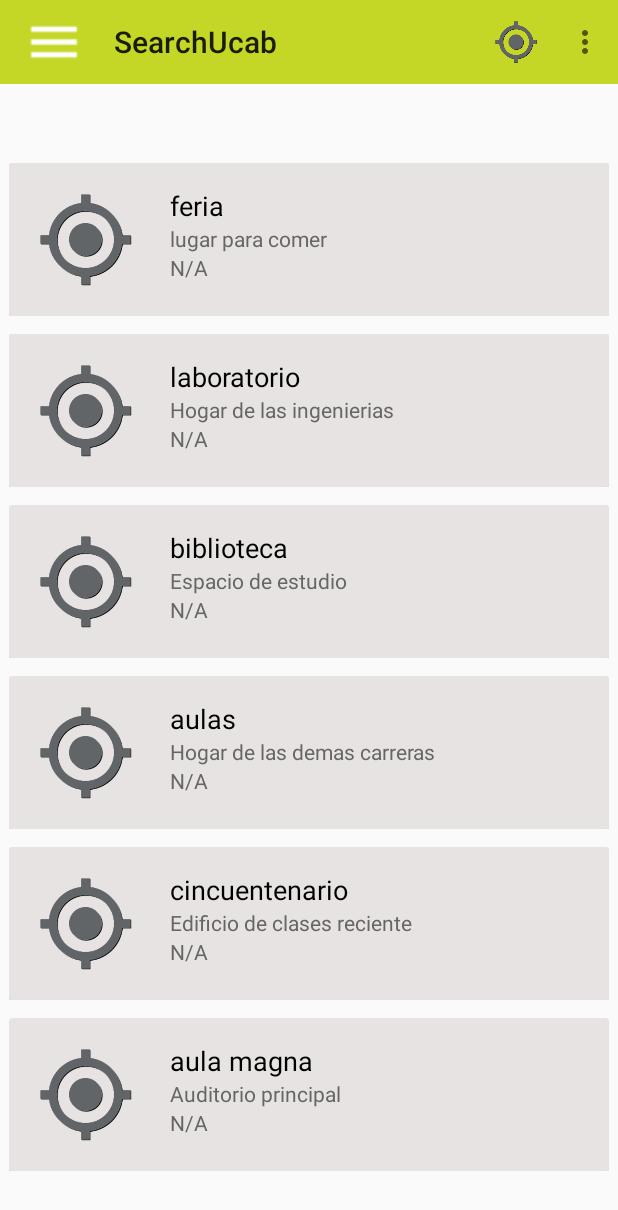
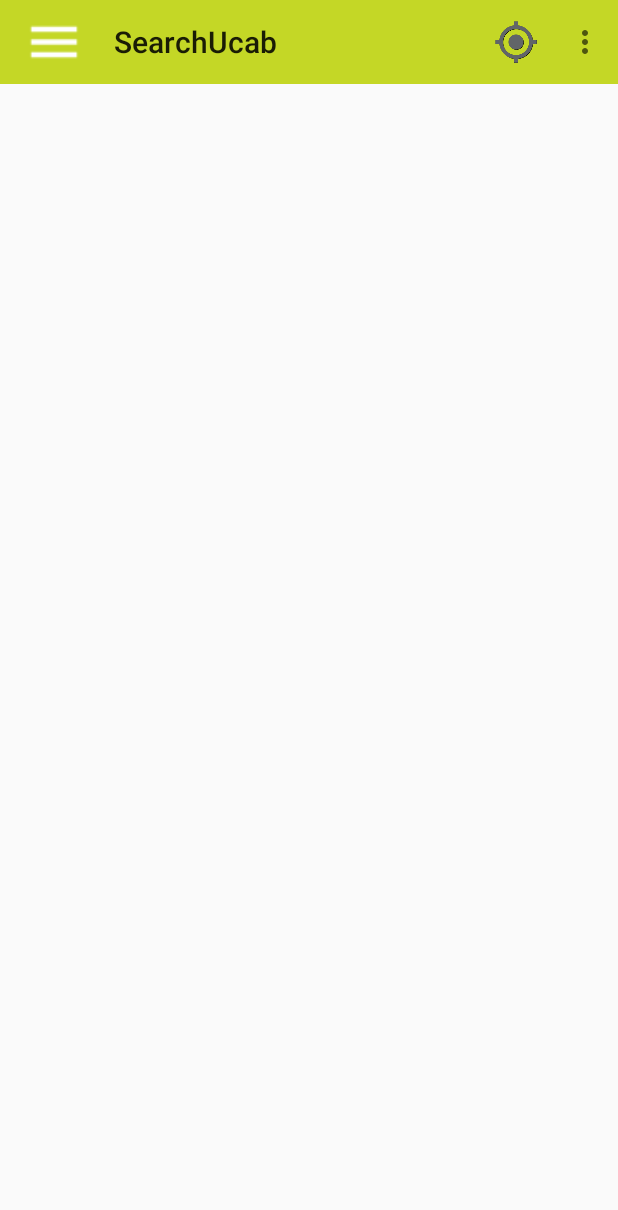
Before and after one commit to svillami/SanTed, an Android app: the screen it shows after launch (MenuPrincipal), on a phone screen of 412 x 824 dp. Shown: the top 1210 px of the screen. Run offline under Robolectric (Android 15) with nearby library versions, the phone set to English and light mode, and no system bars.

Commit message:
Modificación
Se cambia un detalle para evitar que se solapen los fragmentos

```diff
--- a/SearchUcab/app/src/main/java/santed/com/searchucab/Buscador.java
+++ b/SearchUcab/app/src/main/java/santed/com/searchucab/Buscador.java
@@ -35,7 +35,7 @@ public class Buscador extends Fragment {
     public View onCreateView(LayoutInflater inflater, ViewGroup container, Bundle savedInstanceState)
     {
         View vista;
-        vista = inflater.inflate(R.layout.fragment_lugar, container);
+        vista = inflater.inflate(R.layout.fragment_lugar, container,false);
 
         rvBuscador = (RecyclerView) vista.findViewById(R.id.lista_lugar);
 
--- a/SearchUcab/app/src/main/java/santed/com/searchucab/MenuPrincipal.java
+++ b/SearchUcab/app/src/main/java/santed/com/searchucab/MenuPrincipal.java
@@ -1,5 +1,6 @@
 package santed.com.searchucab;
 
+import android.app.FragmentTransaction;
 import android.content.Context;
 import android.content.Intent;
 
@@ -63,6 +64,7 @@ public class MenuPrincipal extends AppCompatActivity {
                         Toast toast = Toast.makeText(context, text, duration);
                         toast.show();
 
+                        updateDisplay(new Buscador());
                         break;
 
                     case R.id.RA3D:
@@ -77,6 +79,9 @@ public class MenuPrincipal extends AppCompatActivity {
 
                     case R.id.guia:
                         //Opcion que levanta el buscador y por ende la RA
+
+
+
                         updateDisplay(new guia_de_uso());
                         break;
 
--- a/SearchUcab/app/src/main/res/layout/activity_menu_principal.xml
+++ b/SearchUcab/app/src/main/res/layout/activity_menu_principal.xml
@@ -21,14 +21,6 @@
             android:id="@+id/frame_container"
             android:layout_width="match_parent"
             android:layout_height="match_parent">
-
-            <fragment
-                android:layout_width="wrap_content"
-                android:layout_height="wrap_content"
-                android:name="santed.com.searchucab.Buscador"
-                android:id="@+id/lugar_fragment"
-                android:layout_gravity="center"
-                tools:layout="@layout/fragment_lugar" />
         </FrameLayout>
 
 
```
